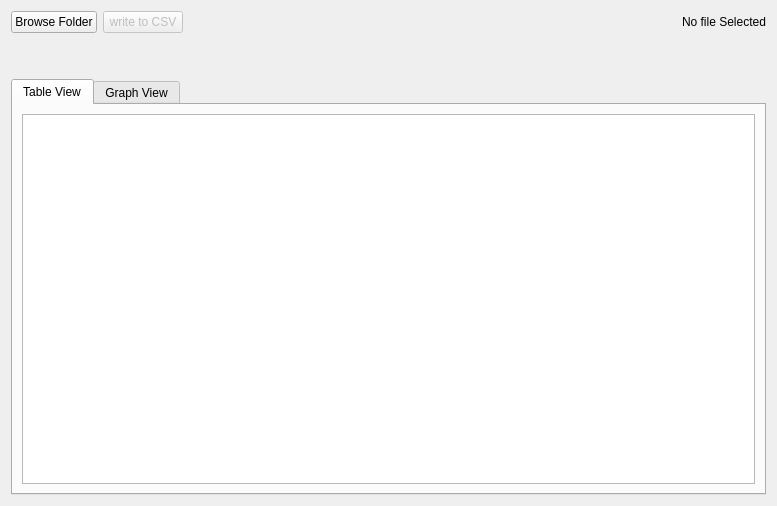
First picture: the form in src/mainUI.ui, repository rahulkatiyar19955/gsoc-gui-dev, before the edit.
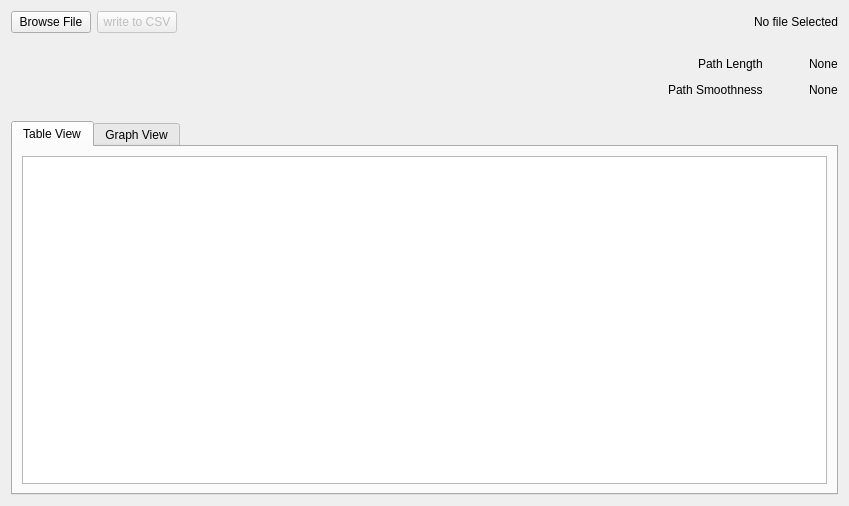
Second picture: the form after the edit.

Commit message: implemented Path Length & Path_smoothness metrics

```diff
--- a/src/mainUI.ui
+++ b/src/mainUI.ui
@@ -6,7 +6,7 @@
    <rect>
     <x>0</x>
     <y>0</y>
-    <width>777</width>
+    <width>849</width>
     <height>506</height>
    </rect>
   </property>
@@ -24,7 +24,7 @@
        <item row="0" column="0">
         <widget class="QPushButton" name="browseButton">
          <property name="text">
-          <string>Browse Folder</string>
+          <string>Browse File</string>
          </property>
         </widget>
        </item>
@@ -71,7 +71,120 @@
        <property name="sizeHint" stdset="0">
         <size>
          <width>20</width>
-         <height>40</height>
+         <height>15</height>
+        </size>
+       </property>
+      </spacer>
+     </item>
+     <item>
+      <layout class="QHBoxLayout" name="horizontalLayout_2">
+       <item>
+        <spacer name="horizontalSpacer_2">
+         <property name="orientation">
+          <enum>Qt::Horizontal</enum>
+         </property>
+         <property name="sizeType">
+          <enum>QSizePolicy::Expanding</enum>
+         </property>
+         <property name="sizeHint" stdset="0">
+          <size>
+           <width>100</width>
+           <height>20</height>
+          </size>
+         </property>
+        </spacer>
+       </item>
+       <item>
+        <widget class="QLabel" name="label_2">
+         <property name="text">
+          <string>Path Length</string>
+         </property>
+        </widget>
+       </item>
+       <item>
+        <spacer name="horizontalSpacer_3">
+         <property name="orientation">
+          <enum>Qt::Horizontal</enum>
+         </property>
+         <property name="sizeType">
+          <enum>QSizePolicy::Fixed</enum>
+         </property>
+         <property name="sizeHint" stdset="0">
+          <size>
+           <width>40</width>
+           <height>20</height>
+          </size>
+         </property>
+        </spacer>
+       </item>
+       <item>
+        <widget class="QLabel" name="plLabel">
+         <property name="text">
+          <string>None</string>
+         </property>
+        </widget>
+       </item>
+      </layout>
+     </item>
+     <item>
+      <layout class="QHBoxLayout" name="horizontalLayout_3">
+       <item>
+        <spacer name="horizontalSpacer_4">
+         <property name="orientation">
+          <enum>Qt::Horizontal</enum>
+         </property>
+         <property name="sizeHint" stdset="0">
+          <size>
+           <width>40</width>
+           <height>20</height>
+          </size>
+         </property>
+        </spacer>
+       </item>
+       <item>
+        <widget class="QLabel" name="label_3">
+         <property name="text">
+          <string>Path Smoothness</string>
+         </property>
+        </widget>
+       </item>
+       <item>
+        <spacer name="horizontalSpacer_5">
+         <property name="orientation">
+          <enum>Qt::Horizontal</enum>
+         </property>
+         <property name="sizeType">
+          <enum>QSizePolicy::Fixed</enum>
+         </property>
+         <property name="sizeHint" stdset="0">
+          <size>
+           <width>40</width>
+           <height>20</height>
+          </size>
+         </property>
+        </spacer>
+       </item>
+       <item>
+        <widget class="QLabel" name="psLabel">
+         <property name="text">
+          <string>None</string>
+         </property>
+        </widget>
+       </item>
+      </layout>
+     </item>
+     <item>
+      <spacer name="verticalSpacer_2">
+       <property name="orientation">
+        <enum>Qt::Vertical</enum>
+       </property>
+       <property name="sizeType">
+        <enum>QSizePolicy::Fixed</enum>
+       </property>
+       <property name="sizeHint" stdset="0">
+        <size>
+         <width>20</width>
+         <height>15</height>
         </size>
        </property>
       </spacer>
@@ -90,7 +203,14 @@
         </attribute>
         <layout class="QHBoxLayout" name="horizontalLayout">
          <item>
-          <widget class="QTableWidget" name="tableWidget1"/>
+          <widget class="QTableWidget" name="tableWidget1">
+           <attribute name="horizontalHeaderCascadingSectionResizes">
+            <bool>true</bool>
+           </attribute>
+           <attribute name="verticalHeaderVisible">
+            <bool>false</bool>
+           </attribute>
+          </widget>
          </item>
         </layout>
        </widget>
```
The commit also changes 27 other files.
